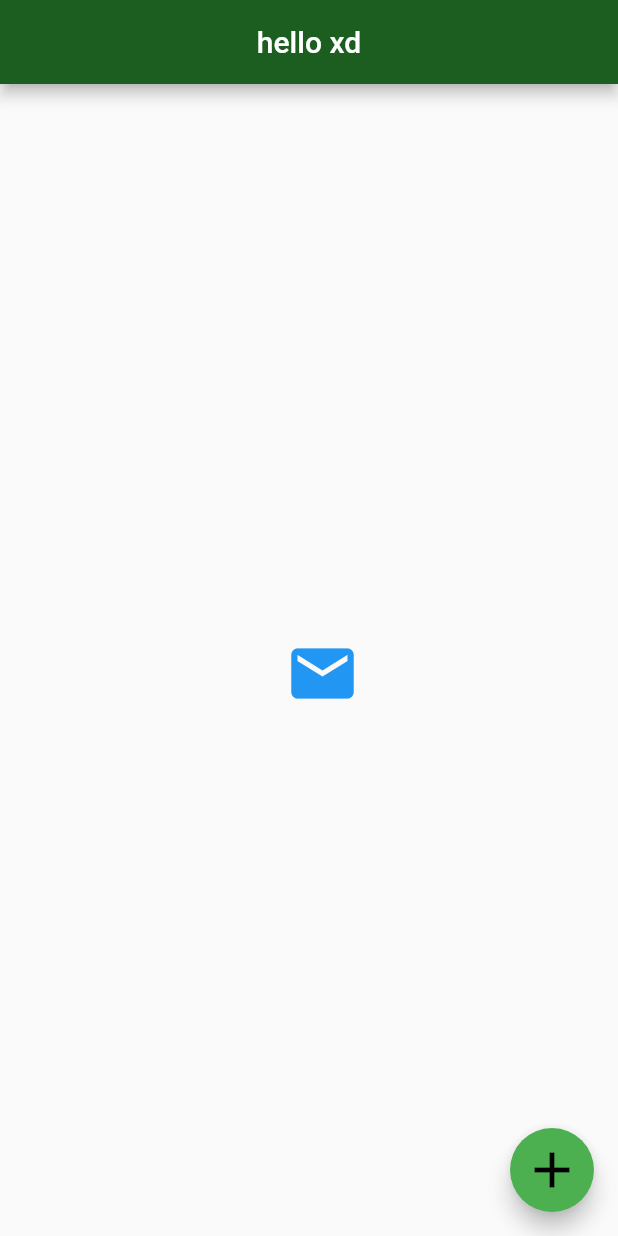
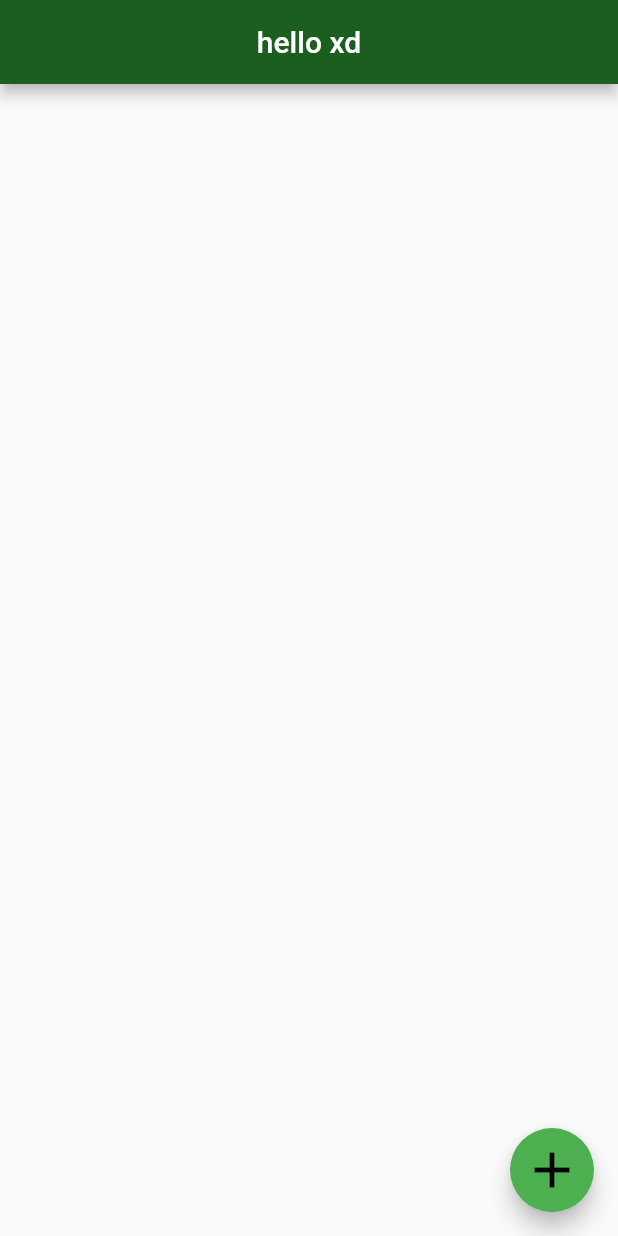
Before and after one commit to animeshxd/learning-flutter, a Flutter app: the screen it shows after launch, on a phone screen of 412 x 824 dp. Run offline on Flutter 3.47's test engine with Material 2 defaults, Android fonts, the phone set to English and light mode, and no system bars.

Commit message:
CONTAINER INIT

```diff
--- a/lib/main.dart
+++ b/lib/main.dart
@@ -21,66 +21,7 @@ class App extends StatelessWidget {
         centerTitle: true,
         backgroundColor: Colors.green[900],
       ),
-      body:  const Center(
-        /*child:  Image(
-          // image: NetworkImage("https://images.pexels.com/photos/1535162/pexels-photo-1535162.jpeg?auto=compress&cs=tinysrgb&dpr=2&h=650&w=940", scale: 1))
-          //image: AssetImage("assets/pexels-photo-1535162.jpeg"))
-        )*/
-        // child: Image.asset("assets/pexels-photo-1535162.jpeg"),
-        // child: Image.network("https://images.pexels.com/photos/1535162/pexels-photo-1535162.jpeg?auto=compress&cs=tinysrgb&dpr=2&h=650&w=940"),
-
-
-        // Buttons
-        // https://docs.flutter.dev/release/breaking-changes/buttons
-        /*child: TextButton(
-          onPressed: null,
-          child: const Text("hello"),
-          style: ButtonStyle(
-            backgroundColor: MaterialStateProperty.all<Color>((Colors.red[100])!),
-            ),
-          ),
-          */
-          /*hild: ElevatedButton(
-          onPressed: null,
-          child: const Text("hello"),
-          style: ButtonStyle(
-            backgroundColor: MaterialStateProperty.all<Color>((Colors.red[100])!),
-            ),
-          ),*/
-
-
-        /*
-          child: ElevatedButton.icon(
-            onPressed: null,
-            icon: const Icon(
-              Icons.download,
-              color: Colors.black,
-
-            ),
-            label: const Text(
-              "hello",
-              style: TextStyle(
-                color: Colors.black,
-                fontWeight: FontWeight.bold,
-              ),
-
-            ),
-            style: ButtonStyle(
-              backgroundColor: MaterialStateProperty.all<Color>((Colors.yellow[800])!)
-            ),
-            ),
-            */
-
-            child: IconButton(
-              onPressed: null,
-              icon: Icon(
-                Icons.mail,
-                size: 50,
-                color: Colors.blue,
-                ),
-              ),
-
-      ),
+      body:  Container(),
       floatingActionButton: const FloatingActionButton(
         onPressed: null,
         child: Icon(
```
